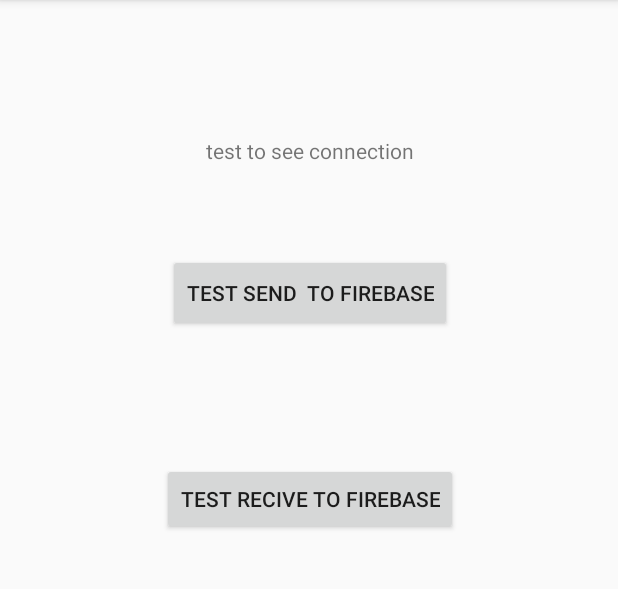
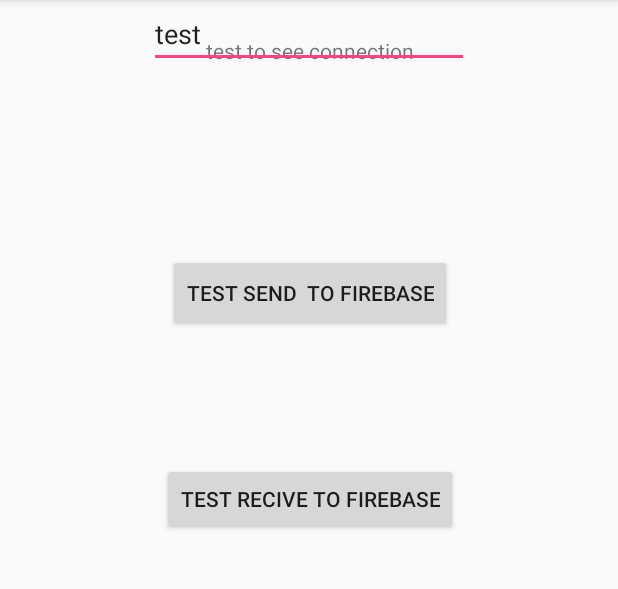
Before and after one commit to d3bird/Beacon-of-light, an Android app: the screen it shows after launch (MainActivity), on a phone screen of 412 x 824 dp, the part 84-673 px from its top. Run offline under Robolectric (Android 15) with nearby library versions, the phone set to English and light mode, and no system bars; our stand-ins replace Firebase (no records; nobody signed in at launch, a user with empty details on screens opened directly).

```diff
--- a/app/app/build.gradle
+++ b/app/app/build.gradle
@@ -22,7 +22,13 @@ dependencies {
     implementation fileTree(dir: 'libs', include: ['*.jar'])
     implementation 'com.android.support:appcompat-v7:26.1.0'
     implementation 'com.android.support.constraint:constraint-layout:1.0.2'
+    implementation 'com.google.firebase:firebase-messaging:11.8.0'
+    implementation 'com.google.firebase:firebase-database:11.0.4'
     testImplementation 'junit:junit:4.12'
     androidTestImplementation 'com.android.support.test:runner:0.5'
     androidTestImplementation 'com.android.support.test.espresso:espresso-core:3.0.1'
 }
+
+
+
+apply plugin: 'com.google.gms.google-services'
--- a/app/app/src/main/AndroidManifest.xml
+++ b/app/app/src/main/AndroidManifest.xml
@@ -16,6 +16,7 @@
                 <category android:name="android.intent.category.LAUNCHER" />
             </intent-filter>
         </activity>
+
     </application>
 
 </manifest>
--- a/app/app/src/main/java/e/dogbi/beacon/MainActivity.java
+++ b/app/app/src/main/java/e/dogbi/beacon/MainActivity.java
@@ -2,15 +2,36 @@ package e.dogbi.beacon;
 
 import android.support.v7.app.AppCompatActivity;
 import android.os.Bundle;
+import android.util.Log;
 import android.view.View;
+import android.widget.Button;
+import android.widget.EditText;
+
+import com.google.firebase.FirebaseApp;
+import com.google.firebase.database.DatabaseReference;
+import com.google.firebase.database.FirebaseDatabase;
 
 public class MainActivity extends AppCompatActivity {
+
+    Button sendbutton;
+    Button recivebutton;
+    EditText input;
+
+
+
 
     @Override
     protected void onCreate(Bundle savedInstanceState) {
         super.onCreate(savedInstanceState);
         setContentView(R.layout.activity_main);
+
+        sendbutton = findViewById(R.id.send);
+        recivebutton =findViewById(R.id.recive);
+        input=findViewById(R.id.sendtext);
+
     }
+
+
 
     public void sendfirebase(View view) {
 
@@ -20,10 +41,4 @@ public class MainActivity extends AppCompatActivity {
 
     }
 
-    public void changetext(){
-
-
-    }
-
-
 }
--- a/app/app/src/main/res/layout/activity_main.xml
+++ b/app/app/src/main/res/layout/activity_main.xml
@@ -16,7 +16,7 @@
         app:layout_constraintLeft_toLeftOf="parent"
         app:layout_constraintRight_toRightOf="parent"
         app:layout_constraintTop_toTopOf="parent"
-        app:layout_constraintVertical_bias="0.121" />
+        app:layout_constraintVertical_bias="0.032" />
 
     <Button
         android:id="@+id/send"
@@ -52,4 +52,17 @@
         app:layout_constraintVertical_bias="0.427"
         android:onClick="recivefirebase"/>
 
+    <EditText
+        android:id="@+id/sendtext"
+        android:layout_width="wrap_content"
+        android:layout_height="wrap_content"
+        android:layout_marginEnd="8dp"
+        android:layout_marginStart="8dp"
+        android:ems="10"
+        android:inputType="textPersonName"
+        android:text="test"
+        app:layout_constraintEnd_toEndOf="parent"
+        app:layout_constraintStart_toStartOf="parent"
+        tools:layout_editor_absoluteY="64dp" />
+
 </android.support.constraint.ConstraintLayout>
--- a/app/build.gradle
+++ b/app/build.gradle
@@ -8,7 +8,7 @@ buildscript {
     }
     dependencies {
         classpath 'com.android.tools.build:gradle:3.0.0'
-
+        classpath 'com.google.gms:google-services:3.1.0'
 
         // NOTE: Do not place your application dependencies here; they belong
         // in the individual module build.gradle files
```
Also changed, not shown: 2 other files.
